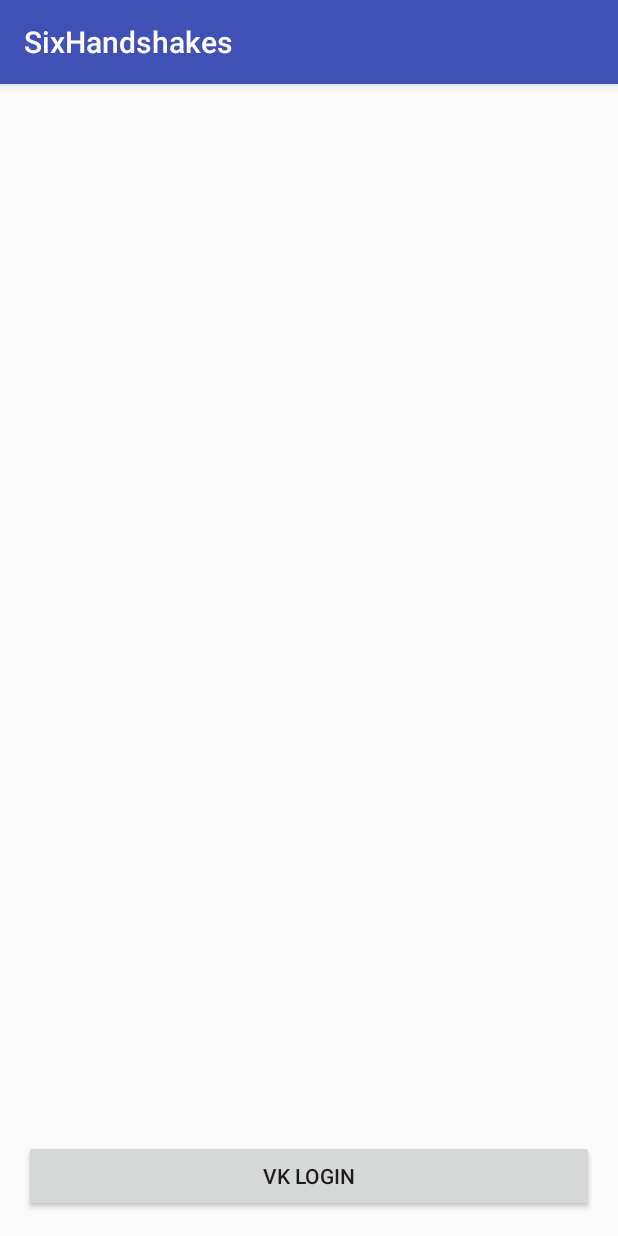
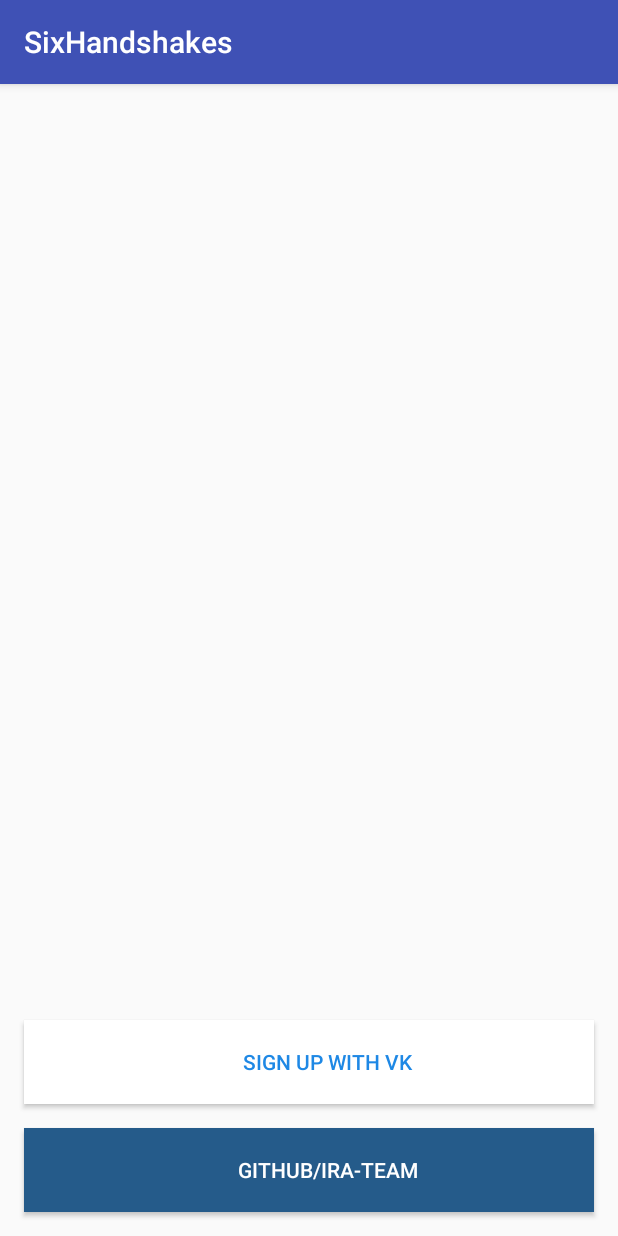
Before and after one commit to IRA-Team/SixHandshakes, an Android app: the screen it shows after launch (MainActivity), on a phone screen of 412 x 824 dp. Run offline under Robolectric (Android 15) with nearby library versions, the phone set to English and light mode, and no system bars; libraries missing offline, so code that uses them is left out: com.vk.sdk; 3 statements that could not run were skipped.

Commit message:
Added resources values, button with github

```diff
--- a/app/src/main/java/com/irateam/sixhandshakes/activity/MainActivity.java
+++ b/app/src/main/java/com/irateam/sixhandshakes/activity/MainActivity.java
@@ -1,8 +1,9 @@
 package com.irateam.sixhandshakes.activity;
 
 import android.content.Intent;
+import android.net.Uri;
+import android.os.Bundle;
 import android.support.v7.app.AppCompatActivity;
-import android.os.Bundle;
 import android.util.Log;
 
 import com.irateam.sixhandshakes.R;
@@ -11,6 +12,7 @@ import com.vk.sdk.VKCallback;
 import com.vk.sdk.VKScope;
 import com.vk.sdk.VKSdk;
 import com.vk.sdk.api.VKError;
+import com.vk.sdk.util.VKUtil;
 
 public class MainActivity extends AppCompatActivity {
 
@@ -21,6 +23,14 @@ public class MainActivity extends AppCompatActivity {
         findViewById(R.id.button_vk_login).setOnClickListener((v) -> {
             VKSdk.login(MainActivity.this, VKScope.FRIENDS);
         });
+        findViewById(R.id.button_github).setOnClickListener((v) -> {
+            Uri uri = Uri.parse("https://github.com/IRA-Team/SixHandshakes");
+            Intent intent = new Intent(Intent.ACTION_VIEW, uri);
+            startActivity(intent);
+        });
+        String[] fingerprints = VKUtil.getCertificateFingerprint(this, this.getPackageName());
+        for (String s: fingerprints)
+            Log.e("KEKAN", s);
     }
 
     @Override
--- a/app/src/main/res/layout/activity_main.xml
+++ b/app/src/main/res/layout/activity_main.xml
@@ -4,18 +4,26 @@
     xmlns:tools="http://schemas.android.com/tools"
     android:layout_width="match_parent"
     android:layout_height="match_parent"
-    android:paddingLeft="@dimen/activity_horizontal_margin"
-    android:paddingRight="@dimen/activity_horizontal_margin"
-    android:paddingTop="@dimen/activity_vertical_margin"
-    android:paddingBottom="@dimen/activity_vertical_margin"
     tools:context=".activity.MainActivity">
 
     <Button
         android:id="@+id/button_vk_login"
+        style="@style/ButtonLoginActivity.White"
+        android:layout_width="match_parent"
+        android:layout_height="wrap_content"
+        android:layout_above="@+id/button_github"
+        android:layout_centerHorizontal="true"
+        android:text="@string/vk"
+        android:textAlignment="center"/>
+
+    <Button
+        android:id="@+id/button_github"
+        style="@style/ButtonLoginActivity.Blue"
         android:layout_width="match_parent"
         android:layout_height="wrap_content"
         android:layout_alignParentBottom="true"
         android:layout_centerHorizontal="true"
-        android:text="VK LOGIN" />
+        android:text="@string/github"
+        android:textAlignment="center"/>
 
 </RelativeLayout>
--- a/app/src/main/res/values/colors.xml
+++ b/app/src/main/res/values/colors.xml
@@ -3,4 +3,9 @@
     <color name="colorPrimary">#3F51B5</color>
     <color name="colorPrimaryDark">#303F9F</color>
     <color name="colorAccent">#FF4081</color>
+
+    <color name="vk_button_background">#ffffff</color>
+    <color name="vk_button_text_color">#1e88e5</color>
+    <color name="github_button_background">#255b8a</color>
+    <color name="github_button_text_color">#ffffff</color>
 </resources>
--- a/app/src/main/res/values/dimens.xml
+++ b/app/src/main/res/values/dimens.xml
@@ -2,4 +2,6 @@
     <!-- Default screen margins, per the Android Design guidelines. -->
     <dimen name="activity_horizontal_margin">16dp</dimen>
     <dimen name="activity_vertical_margin">16dp</dimen>
+
+    <dimen name="activity_main_buttons_height">56dp</dimen>
 </resources>
--- a/app/src/main/res/values/strings.xml
+++ b/app/src/main/res/values/strings.xml
@@ -1,3 +1,5 @@
 <resources>
     <string name="app_name">SixHandshakes</string>
+    <string name="vk">SIGN UP WITH VK</string>
+    <string name="github">GITHUB/IRA-TEAM</string>
 </resources>
--- a/app/src/main/res/values/styles.xml
+++ b/app/src/main/res/values/styles.xml
@@ -8,4 +8,24 @@
         <item name="colorAccent">@color/colorAccent</item>
     </style>
 
+    <style name="ButtonLoginActivity">
+        <item name="android:layout_marginBottom">16dp</item>
+        <item name="android:layout_marginLeft">16dp</item>
+        <item name="android:layout_marginRight">16dp</item>
+        <item name="android:paddingLeft">24dp</item>
+        <item name="android:drawablePadding">24dp</item>
+        <item name="android:height">@dimen/activity_main_buttons_height</item>
+        <item name="android:gravity">left|center_vertical</item>
+    </style>
+
+    <style name="ButtonLoginActivity.White">
+        <item name="android:background">@color/vk_button_background</item>
+        <item name="android:textColor">@color/vk_button_text_color</item>
+    </style>
+
+    <style name="ButtonLoginActivity.Blue">
+        <item name="android:background">@color/github_button_background</item>
+        <item name="android:textColor">@color/github_button_text_color</item>
+    </style>
+
 </resources>
```
